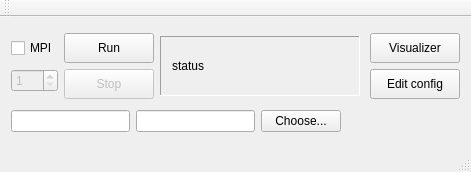
First picture: the form in mainwindow.ui, repository nagvv/diploma-visualizer, before the edit.
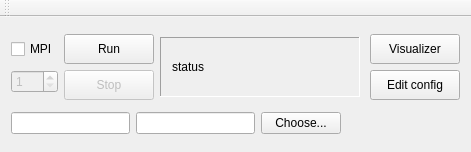
Second picture: the form after the edit.

The edit to the form file:
```diff
--- a/mainwindow.ui
+++ b/mainwindow.ui
@@ -7,7 +7,7 @@
     <x>0</x>
     <y>0</y>
     <width>471</width>
-    <height>172</height>
+    <height>152</height>
    </rect>
   </property>
   <property name="windowTitle">
@@ -247,7 +247,6 @@
     <bool>false</bool>
    </attribute>
   </widget>
-  <widget class="QStatusBar" name="statusBar"/>
  </widget>
  <layoutdefault spacing="6" margin="11"/>
  <resources/>
```
